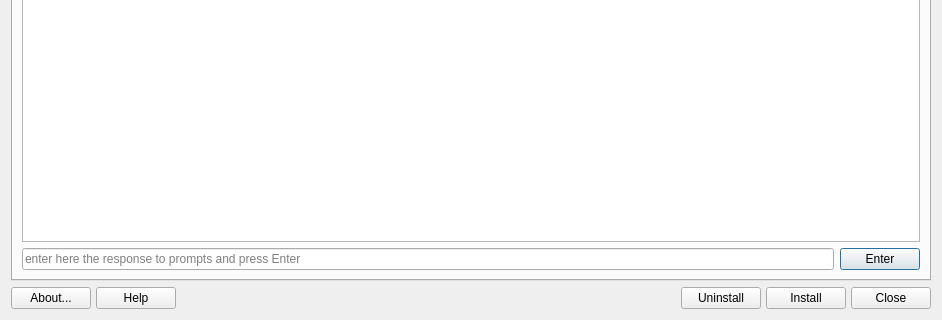
Old version of the form mainwindow.ui in the repository CachyOS/packageinstaller; both pictures show x 0 to 942 and y 208 to 528 of the 942 by 528 pixel window.
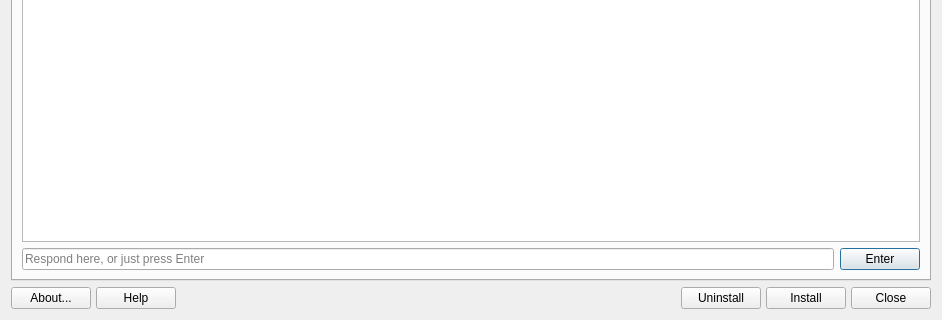
New version of the form. The open tabs and pages were chosen to show the change. Icons and pictures are not drawn.

What changed in the file:
```diff
--- a/mainwindow.ui
+++ b/mainwindow.ui
@@ -546,7 +546,7 @@
        <item row="1" column="0">
         <widget class="QLineEdit" name="lineEdit">
          <property name="placeholderText">
-          <string>enter here the response to prompts and press Enter</string>
+          <string>Respond here, or just press Enter</string>
          </property>
         </widget>
        </item>
```
Left out of the diff: 2 changed lines with no effect on the pictures.
